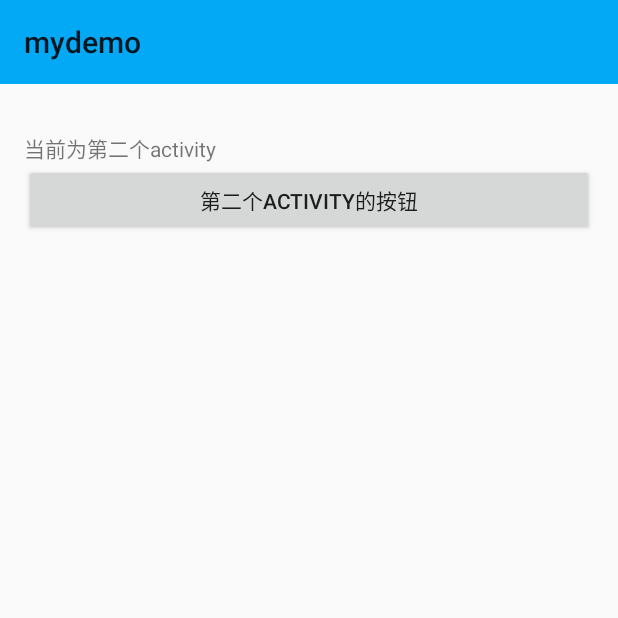
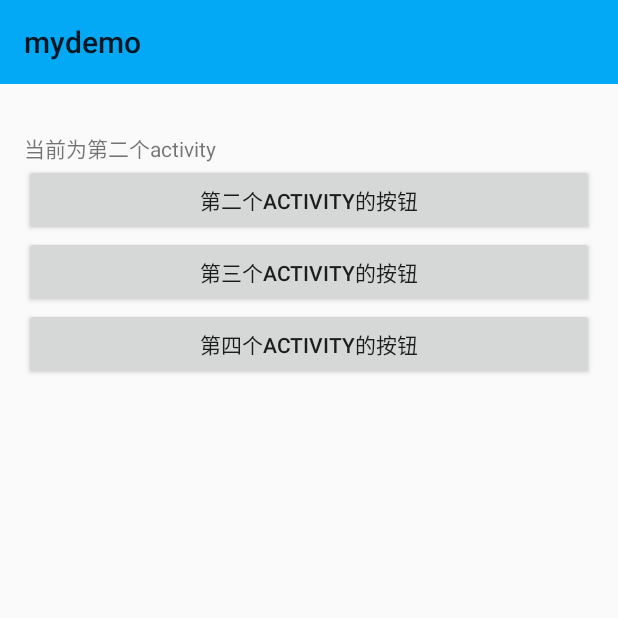
Before and after one commit to hloong/mydemo, an Android app: the EventBus2Activity screen opened directly, with no data from a screen before it, on a phone screen of 412 x 824 dp, the top half of it. Run offline under Robolectric (Android 15) with nearby library versions, the phone set to English and light mode, and no system bars; our stand-ins replace ButterKnife, EventBus; network calls fail.

Commit message:
增加Eventbus示例

```diff
--- a/app/src/main/java/com/hloong/mydemo/activity/MainActivity.java
+++ b/app/src/main/java/com/hloong/mydemo/activity/MainActivity.java
@@ -199,6 +199,7 @@ public class MainActivity extends BaseActivity {
       new Info("数据缓存ACache",AcacheActivity.class),
       new Info("rxjava与Retrofit示例",RxJavaRetrofitActivity.class),
       new Info("百度定位demo",BaiduLocActivity.class),
+      new Info("EventBus事件总线demo",EventBusActivity.class),
     };
 
     /**
--- a/app/src/main/res/layout/activity_event_bus2.xml
+++ b/app/src/main/res/layout/activity_event_bus2.xml
@@ -1,5 +1,5 @@
 <?xml version="1.0" encoding="utf-8"?>
-<RelativeLayout
+<LinearLayout
     xmlns:android="http://schemas.android.com/apk/res/android"
     xmlns:tools="http://schemas.android.com/tools"
     android:layout_width="match_parent"
@@ -8,6 +8,7 @@
     android:paddingLeft="@dimen/activity_horizontal_margin"
     android:paddingRight="@dimen/activity_horizontal_margin"
     android:paddingTop="@dimen/activity_vertical_margin"
+    android:orientation="vertical"
     tools:context="com.hloong.mydemo.activity.EventBus2Activity">
     <TextView
         android:id="@+id/tv_msg"
@@ -17,8 +18,19 @@
         android:text="当前为第二个activity"/>
     <Button
         android:id="@+id/btn_goto"
+        android:layout_width="match_parent"
+        android:layout_height="wrap_content"
+        android:text="第二个activity的按钮"/>
+    <Button
+        android:id="@+id/btn_goto2"
         android:layout_below="@+id/tv_msg"
         android:layout_width="match_parent"
         android:layout_height="wrap_content"
-        android:text="第二个activity的按钮"/>
-</RelativeLayout>
+        android:text="第三个activity的按钮"/>
+    <Button
+        android:id="@+id/btn_goto3"
+        android:layout_below="@+id/tv_msg"
+        android:layout_width="match_parent"
+        android:layout_height="wrap_content"
+        android:text="第四个activity的按钮"/>
+</LinearLayout>
```
Also changed, not shown: app/src/main/java/com/hloong/mydemo/activity/EventBus2Activity.java (+13 -3 lines), app/src/main/java/com/hloong/mydemo/activity/EventBusActivity.java (+21 -10 lines), app/src/main/java/com/hloong/mydemo/bean/EventBusTest1.java (added, +24 -0 lines), app/src/main/java/com/hloong/mydemo/bean/EventBusTest2.java (added, +24 -0 lines).
